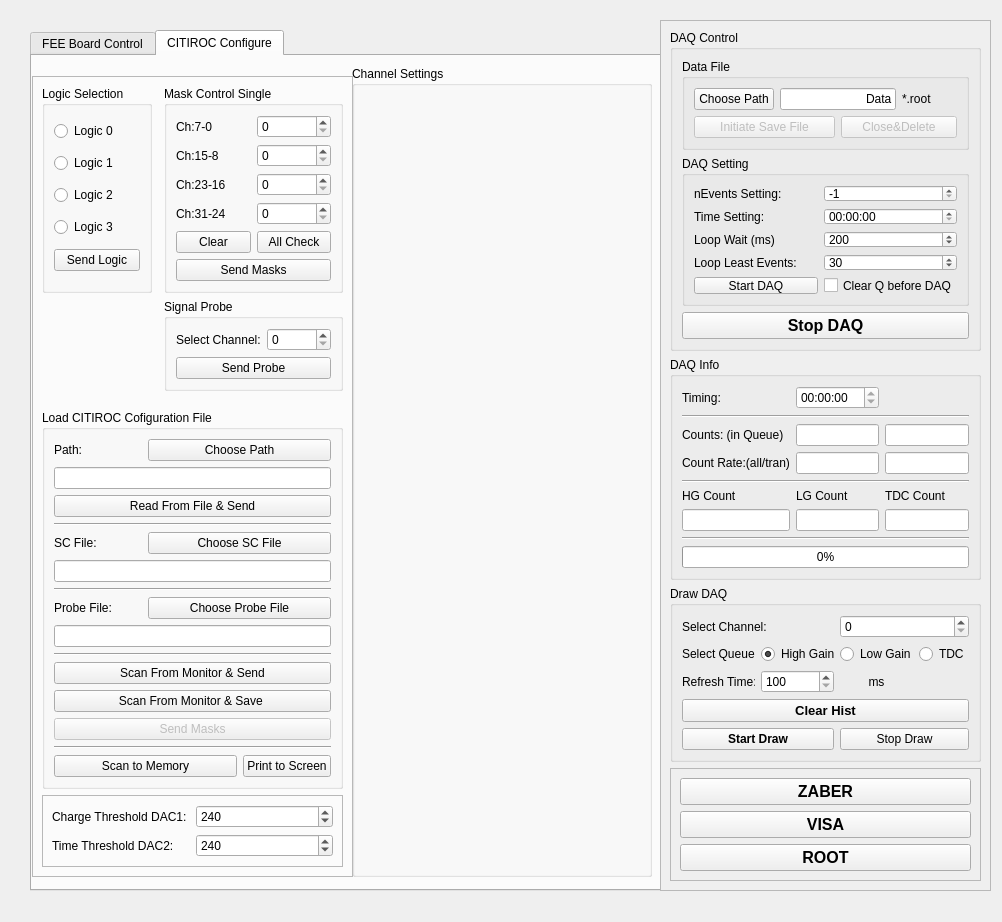
Above: src/FEEControlWidget.ui from HelloUSTC114/FEEBoardGUI before the change. Below: the same form after it.
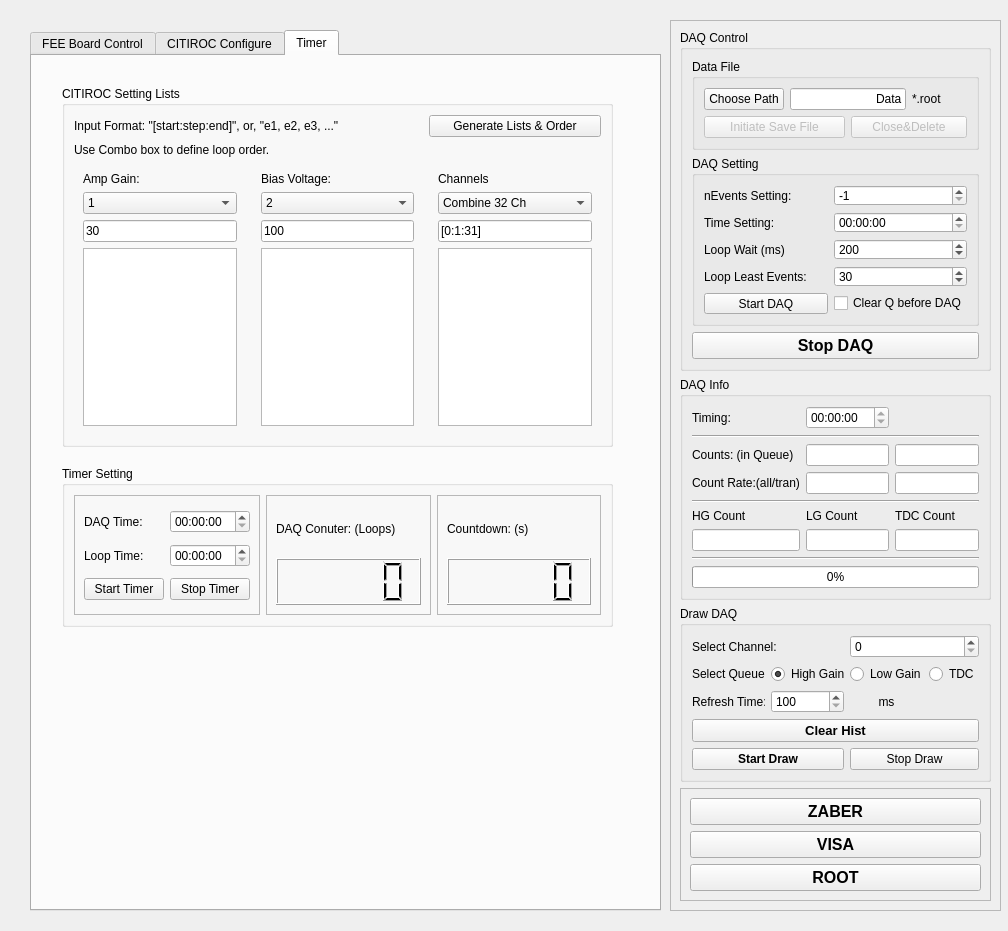
That is the form after the change.

Commit message: Add header Information for File, including temperature, config, date, time, etc..

```diff
--- a/src/FEEControlWidget.ui
+++ b/src/FEEControlWidget.ui
@@ -6,8 +6,8 @@
    <rect>
     <x>0</x>
     <y>0</y>
-    <width>1002</width>
-    <height>922</height>
+    <width>1008</width>
+    <height>931</height>
    </rect>
   </property>
   <property name="windowTitle">
@@ -22,14 +22,14 @@
      <x>30</x>
      <y>30</y>
      <width>631</width>
-     <height>861</height>
+     <height>881</height>
     </rect>
    </property>
    <property name="contextMenuPolicy">
     <enum>Qt::DefaultContextMenu</enum>
    </property>
    <property name="currentIndex">
-    <number>1</number>
+    <number>2</number>
    </property>
    <property name="movable">
     <bool>false</bool>
@@ -1126,14 +1126,341 @@
      </layout>
     </widget>
    </widget>
+   <widget class="QWidget" name="tabTimer">
+    <attribute name="title">
+     <string>Timer</string>
+    </attribute>
+    <widget class="QGroupBox" name="groupBox_4">
+     <property name="geometry">
+      <rect>
+       <x>30</x>
+       <y>30</y>
+       <width>551</width>
+       <height>361</height>
+      </rect>
+     </property>
+     <property name="title">
+      <string>CITIROC Setting Lists</string>
+     </property>
+     <layout class="QGridLayout" name="gridLayout_27">
+      <item row="2" column="2">
+       <widget class="QFrame" name="frame_15">
+        <layout class="QGridLayout" name="gridLayout_20">
+         <item row="2" column="0">
+          <widget class="QLineEdit" name="lineSelectChannel">
+           <property name="text">
+            <string>[0:1:31]</string>
+           </property>
+          </widget>
+         </item>
+         <item row="0" column="0">
+          <widget class="QLabel" name="label_33">
+           <property name="text">
+            <string>Channels</string>
+           </property>
+          </widget>
+         </item>
+         <item row="3" column="0">
+          <widget class="QListWidget" name="listCh"/>
+         </item>
+         <item row="1" column="0">
+          <widget class="QComboBox" name="cbbCh">
+           <property name="editable">
+            <bool>false</bool>
+           </property>
+           <property name="currentIndex">
+            <number>3</number>
+           </property>
+           <item>
+            <property name="text">
+             <string>1</string>
+            </property>
+           </item>
+           <item>
+            <property name="text">
+             <string>2</string>
+            </property>
+           </item>
+           <item>
+            <property name="text">
+             <string>3</string>
+            </property>
+           </item>
+           <item>
+            <property name="text">
+             <string>Combine 32 Ch</string>
+            </property>
+           </item>
+          </widget>
+         </item>
+        </layout>
+       </widget>
+      </item>
+      <item row="0" column="0" colspan="2">
+       <widget class="QLabel" name="label_41">
+        <property name="text">
+         <string>Input Format: &quot;[start:step:end]&quot;, or, &quot;e1, e2, e3, ...&quot;</string>
+        </property>
+       </widget>
+      </item>
+      <item row="2" column="0">
+       <widget class="QWidget" name="widget_11" native="true">
+        <layout class="QGridLayout" name="gridLayout_26">
+         <item row="0" column="0">
+          <widget class="QLabel" name="label_40">
+           <property name="text">
+            <string>Amp Gain:</string>
+           </property>
+          </widget>
+         </item>
+         <item row="3" column="0">
+          <widget class="QListWidget" name="listGain"/>
+         </item>
+         <item row="2" column="0">
+          <widget class="QLineEdit" name="lineCITIROCGain">
+           <property name="text">
+            <string>30</string>
+           </property>
+          </widget>
+         </item>
+         <item row="1" column="0">
+          <widget class="QComboBox" name="cbbGain">
+           <property name="editable">
+            <bool>false</bool>
+           </property>
+           <property name="currentText">
+            <string>1</string>
+           </property>
+           <item>
+            <property name="text">
+             <string>1</string>
+            </property>
+           </item>
+           <item>
+            <property name="text">
+             <string>2</string>
+            </property>
+           </item>
+           <item>
+            <property name="text">
+             <string>3</string>
+            </property>
+           </item>
+          </widget>
+         </item>
+        </layout>
+       </widget>
+      </item>
+      <item row="2" column="1">
+       <widget class="QWidget" name="widget_14" native="true">
+        <layout class="QGridLayout" name="gridLayout_21">
+         <item row="3" column="0">
+          <widget class="QListWidget" name="listBias"/>
+         </item>
+         <item row="2" column="0">
+          <widget class="QLineEdit" name="lineCITIROCBias">
+           <property name="text">
+            <string>100</string>
+           </property>
+          </widget>
+         </item>
+         <item row="0" column="0">
+          <widget class="QLabel" name="label_34">
+           <property name="text">
+            <string>Bias Voltage:</string>
+           </property>
+          </widget>
+         </item>
+         <item row="1" column="0">
+          <widget class="QComboBox" name="cbbBias">
+           <property name="editable">
+            <bool>false</bool>
+           </property>
+           <property name="currentIndex">
+            <number>1</number>
+           </property>
+           <item>
+            <property name="text">
+             <string>1</string>
+            </property>
+           </item>
+           <item>
+            <property name="text">
+             <string>2</string>
+            </property>
+           </item>
+           <item>
+            <property name="text">
+             <string>3</string>
+            </property>
+           </item>
+          </widget>
+         </item>
+        </layout>
+       </widget>
+      </item>
+      <item row="1" column="0" colspan="2">
+       <widget class="QLabel" name="lblLoopOrder">
+        <property name="text">
+         <string>Use Combo box to define loop order.</string>
+        </property>
+       </widget>
+      </item>
+      <item row="0" column="2">
+       <widget class="QPushButton" name="btnGenerateList">
+        <property name="text">
+         <string>Generate Lists &amp;&amp; Order</string>
+        </property>
+       </widget>
+      </item>
+     </layout>
+    </widget>
+    <widget class="QGroupBox" name="groupBox_11">
+     <property name="geometry">
+      <rect>
+       <x>30</x>
+       <y>410</y>
+       <width>551</width>
+       <height>161</height>
+      </rect>
+     </property>
+     <property name="title">
+      <string>Timer Setting</string>
+     </property>
+     <layout class="QGridLayout" name="gridLayout_30">
+      <item row="0" column="1">
+       <widget class="QFrame" name="frame_4">
+        <property name="frameShape">
+         <enum>QFrame::StyledPanel</enum>
+        </property>
+        <property name="frameShadow">
+         <enum>QFrame::Raised</enum>
+        </property>
+        <layout class="QGridLayout" name="gridLayout_28">
+         <item row="0" column="0">
+          <widget class="QLabel" name="label_48">
+           <property name="text">
+            <string>DAQ Conuter: (Loops)</string>
+           </property>
+          </widget>
+         </item>
+         <item row="1" column="0">
+          <widget class="QLCDNumber" name="lcdLoopCounter">
+           <property name="segmentStyle">
+            <enum>QLCDNumber::Filled</enum>
+           </property>
+           <property name="value" stdset="0">
+            <double>0.000000000000000</double>
+           </property>
+           <property name="intValue" stdset="0">
+            <number>0</number>
+           </property>
+          </widget>
+         </item>
+        </layout>
+       </widget>
+      </item>
+      <item row="0" column="0">
+       <widget class="QFrame" name="frame_7">
+        <property name="frameShape">
+         <enum>QFrame::StyledPanel</enum>
+        </property>
+        <property name="frameShadow">
+         <enum>QFrame::Raised</enum>
+        </property>
+        <layout class="QGridLayout" name="gridLayout_29">
+         <item row="0" column="0">
+          <widget class="QLabel" name="label_42">
+           <property name="text">
+            <string>DAQ Time:</string>
+           </property>
+          </widget>
+         </item>
+         <item row="0" column="1" colspan="2">
+          <widget class="QTimeEdit" name="timeDAQInLoop">
+           <property name="displayFormat">
+            <string>HH:mm:ss</string>
+           </property>
+           <property name="time">
+            <time>
+             <hour>0</hour>
+             <minute>0</minute>
+             <second>0</second>
+            </time>
+           </property>
+          </widget>
+         </item>
+         <item row="1" column="0">
+          <widget class="QLabel" name="label_47">
+           <property name="text">
+            <string>Loop Time:</string>
+           </property>
+          </widget>
+         </item>
+         <item row="1" column="1" colspan="2">
+          <widget class="QTimeEdit" name="timeLoop">
+           <property name="displayFormat">
+            <string>HH:mm:ss</string>
+           </property>
+           <property name="time">
+            <time>
+             <hour>0</hour>
+             <minute>0</minute>
+             <second>0</second>
+            </time>
+           </property>
+          </widget>
+         </item>
+         <item row="2" column="0">
+          <widget class="QPushButton" name="btnStartLoop">
+           <property name="text">
+            <string>Start Timer</string>
+           </property>
+          </widget>
+         </item>
+         <item row="2" column="1" colspan="2">
+          <widget class="QPushButton" name="btnStopLoop">
+           <property name="text">
+            <string>Stop Timer</string>
+           </property>
+          </widget>
+         </item>
+        </layout>
+       </widget>
+      </item>
+      <item row="0" column="2">
+       <widget class="QFrame" name="frame_8">
+        <property name="frameShape">
+         <enum>QFrame::StyledPanel</enum>
+        </property>
+        <property name="frameShadow">
+         <enum>QFrame::Raised</enum>
+        </property>
+        <layout class="QGridLayout" name="gridLayout_31">
+         <item row="0" column="0">
+          <widget class="QLabel" name="label_49">
+           <property name="text">
+            <string>Countdown: (s)</string>
+           </property>
+          </widget>
+         </item>
+         <item row="1" column="0">
+          <widget class="QLCDNumber" name="lcdCountDown"/>
+         </item>
+        </layout>
+       </widget>
+      </item>
+     </layout>
+    </widget>
+   </widget>
   </widget>
   <widget class="QFrame" name="frame_6">
    <property name="geometry">
     <rect>
-     <x>660</x>
+     <x>670</x>
      <y>20</y>
      <width>331</width>
-     <height>871</height>
+     <height>891</height>
     </rect>
    </property>
    <property name="frameShape">
```
The commit also changes 5 other files.
